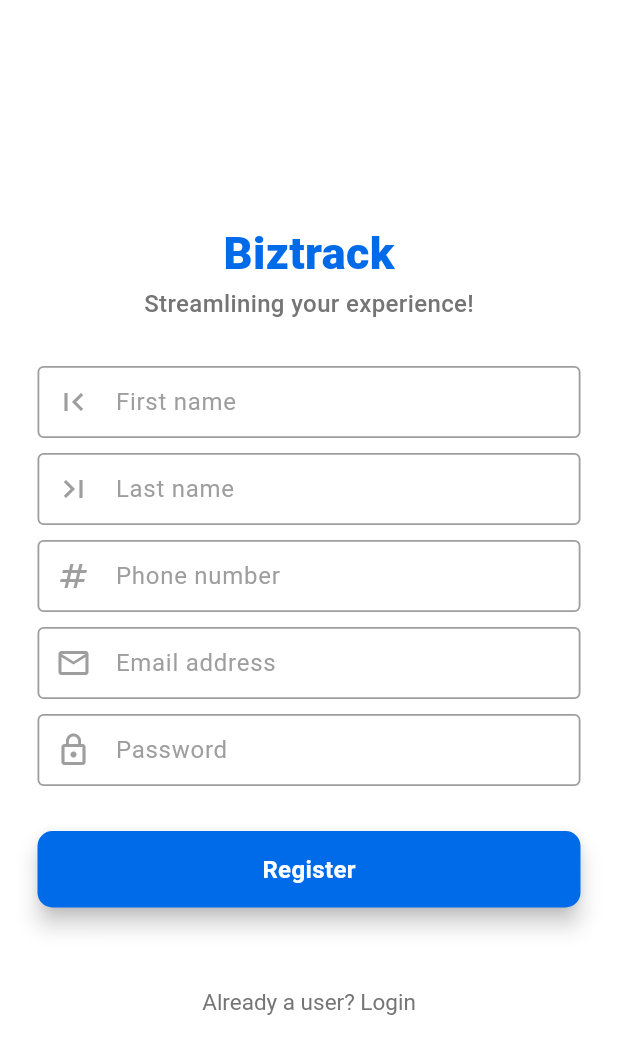
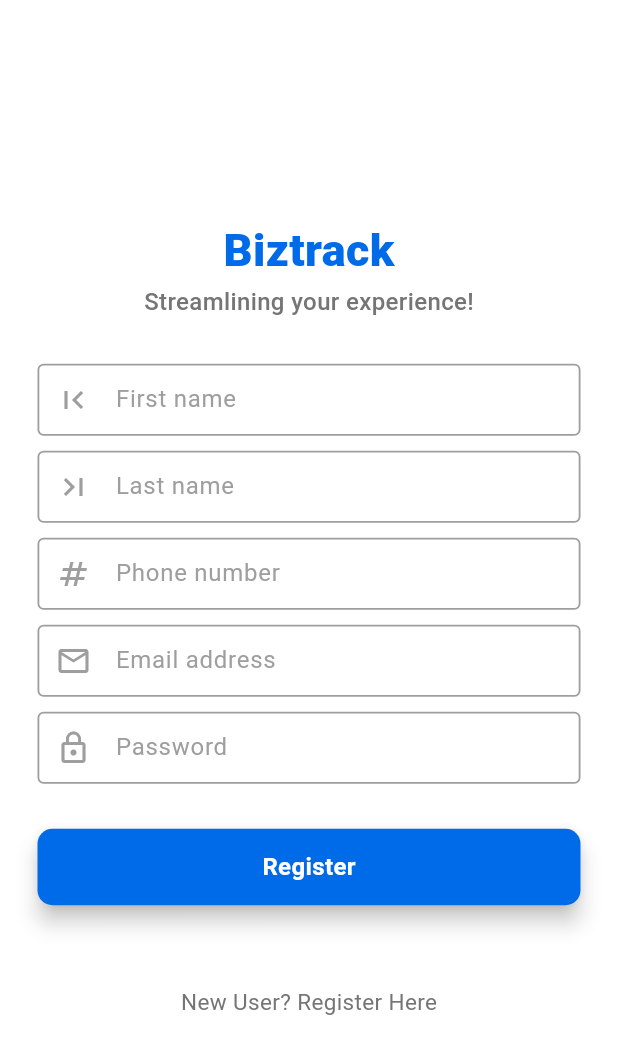
Before and after one commit to VenishSureliya/biztrack, a Flutter app: the RegisterPage screen opened directly, on a phone screen of 412 x 824 dp. Shown: the top 1054 px of the screen. Run offline on Flutter 3.47's test engine with Material 3 defaults, Android fonts, the light colour scheme and no system bars; our stand-ins replace cloud_firestore, firebase_auth, firebase_core, get; accounts and stored records are empty.

Commit message:
Test Push Register Page

```diff
--- a/lib/main.dart
+++ b/lib/main.dart
@@ -7,7 +7,6 @@ import 'package:firebase_auth/firebase_auth.dart';
 import 'package:firebase_core/firebase_core.dart';
 import 'package:flutter/material.dart';
 import 'package:get/get.dart';
-import 'package:get/get_navigation/src/root/get_material_app.dart';
 
 import 'firebase_options.dart';
 import 'pages/login_page.dart';
--- a/lib/pages/register_page.dart
+++ b/lib/pages/register_page.dart
@@ -15,8 +15,8 @@ class RegisterPage extends StatelessWidget {
   final passwordController = AuthController.instance.password;
   final phoneNumberController = AuthController.instance.phoneNumber;
 
-  //USER SIGN IN FUNCTION
-  void signUserIn() {}
+
+
 
   @override
   Widget build(BuildContext context) {
@@ -124,18 +124,16 @@ class RegisterPage extends StatelessWidget {
                   ),
                   const SizedBox(height: 54),
 
-                  // Login link
-                  RichText(
-                    text: TextSpan(
-                      text: "Already a user? ",
-                      style: TextStyle(color: Colors.grey[600], fontSize: 15),
-                      children: const [
-                        TextSpan(
-                          text: 'Login',
-                        ),
-                      ],
-                    ),
-                  ),
+                  GestureDetector(
+                onTap: () {
+                  // AuthController.clearCredentials();
+                  Get.offAll(RegisterPage());
+                },
+                child: Text(
+                  "New User? Register Here",
+                  style: TextStyle(color: Colors.grey[600], fontSize: 15),
+                ),
+              )
                 ],
               ),
             ),
```
Also changed, not shown: 2 other files.
